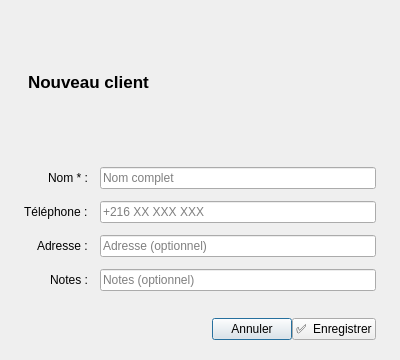
Before: the Qt Designer form app/ui/customer_dialog.ui in Arafat-029/storemanager-pro, drawn with Qt 5.
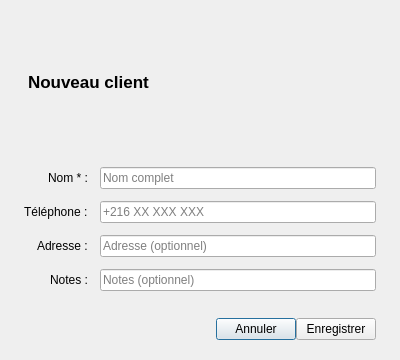
After: the same form once the commit is applied.

```diff
--- a/app/ui/customer_dialog.ui
+++ b/app/ui/customer_dialog.ui
@@ -65,7 +65,7 @@
      </item>
      <item>
       <widget class="QPushButton" name="btnSave">
-       <property name="text"><string>✅  Enregistrer</string></property>
+       <property name="text"><string>Enregistrer</string></property>
       </widget>
      </item>
     </layout>
```
